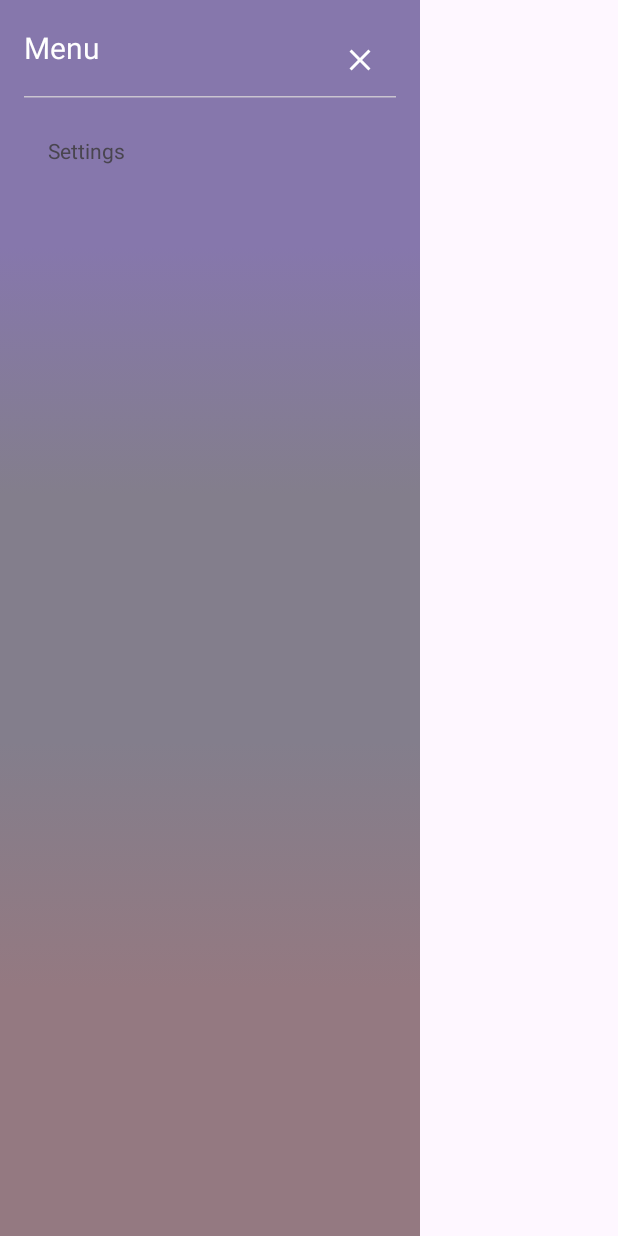
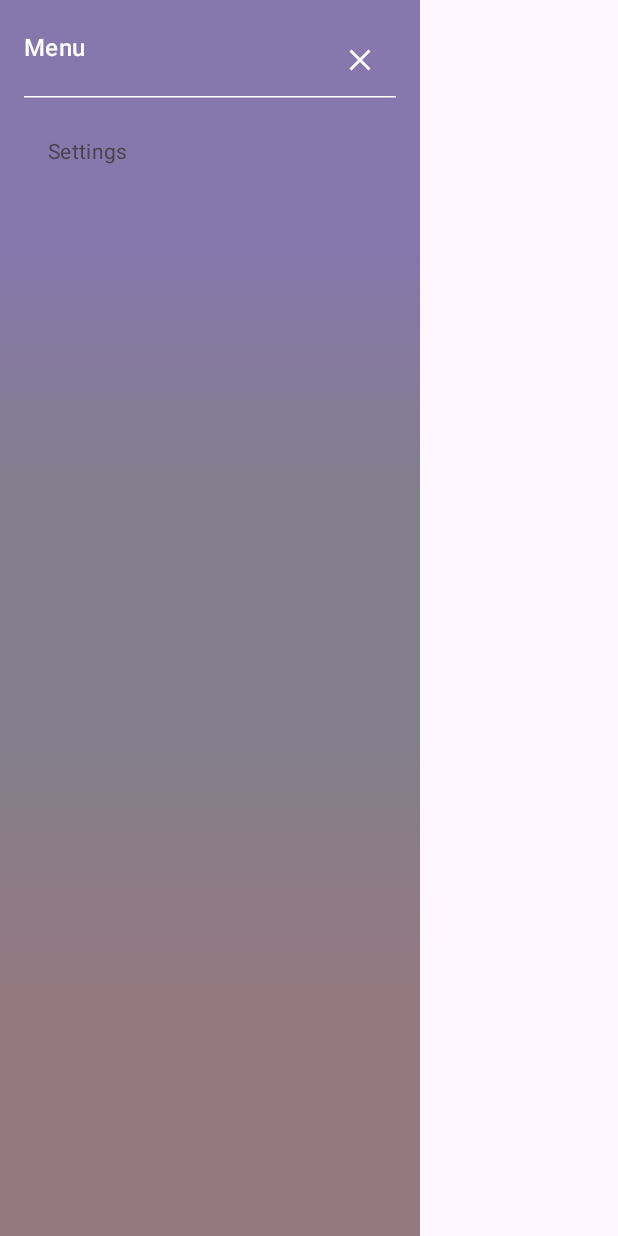
Before and after one commit to AllramEst83/CodedByKay.PureNotes, an Android app built with Jetpack Compose: the composable DrawerContent shown on its own in the app's theme, on a phone screen of 412 x 824 dp. Run offline under Robolectric (Android 15) with nearby library versions, the phone set to English and light mode, and no system bars.

Commit message:
Added use of Material typography in navigation drawer

```diff
--- a/app/src/main/java/com/codedbykay/purenotes/components/DrawerContent.kt
+++ b/app/src/main/java/com/codedbykay/purenotes/components/DrawerContent.kt
@@ -25,7 +25,6 @@ import androidx.compose.ui.Modifier
 import androidx.compose.ui.graphics.Brush
 import androidx.compose.ui.res.stringResource
 import androidx.compose.ui.unit.dp
-import androidx.compose.ui.unit.sp
 import com.codedbykay.purenotes.R
 import com.codedbykay.purenotes.utils.blendWithWhite
 import com.codedbykay.purenotes.utils.contrastColor
@@ -66,7 +65,7 @@ fun DrawerContent(
                 Text(
                     text = stringResource(id = R.string.menu),
                     color = MaterialTheme.colorScheme.primary.contrastColor(),
-                    fontSize = 20.sp,
+                    style = MaterialTheme.typography.titleMedium,
                     modifier = Modifier.padding(bottom = 16.dp)
                 )
                 IconButton(onClick = onCloseDrawer) {
@@ -77,12 +76,22 @@ fun DrawerContent(
                     )
                 }
             }
-            HorizontalDivider() // Divider in the drawer content
+
+            HorizontalDivider(
+                color = MaterialTheme.colorScheme.onPrimary,
+                thickness = 1.dp
+            )
+
             Spacer(modifier = Modifier.height(8.dp))
 
             // Navigation item for Theme Settings
             NavigationDrawerItem(
-                label = { Text(stringResource(id = R.string.settings)) },
+                label = {
+                    Text(
+                        text = stringResource(id = R.string.settings),
+                        style = MaterialTheme.typography.bodyMedium,
+                    )
+                },
                 selected = false,
                 onClick = onNavigateToSettings
             )
```
